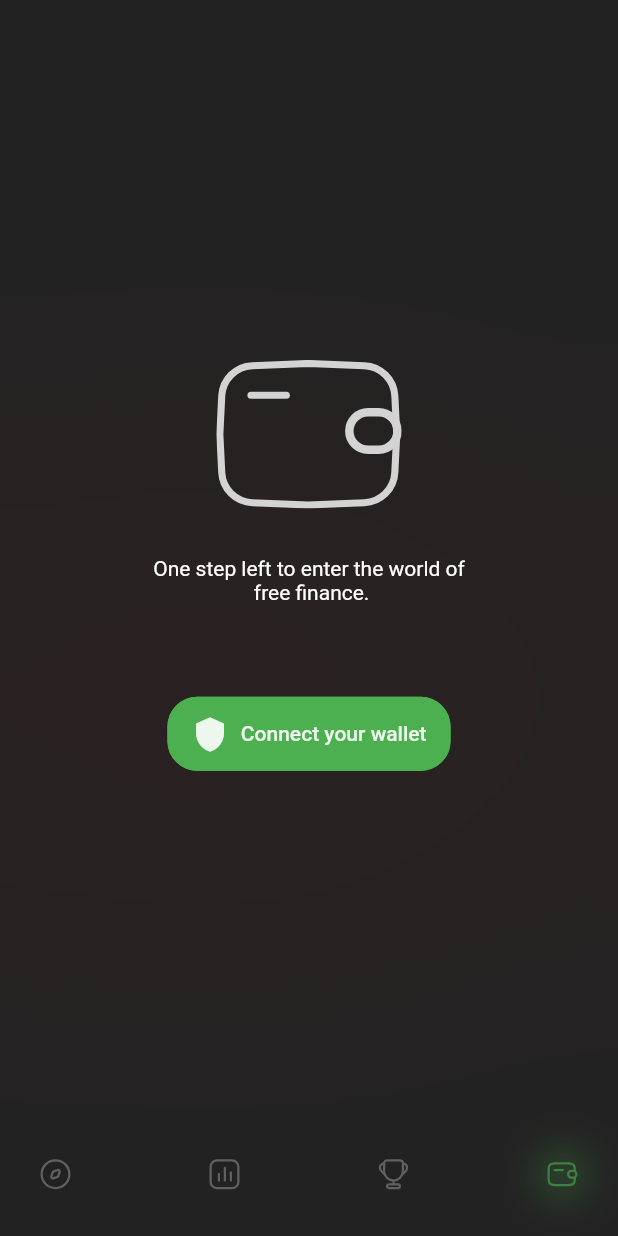
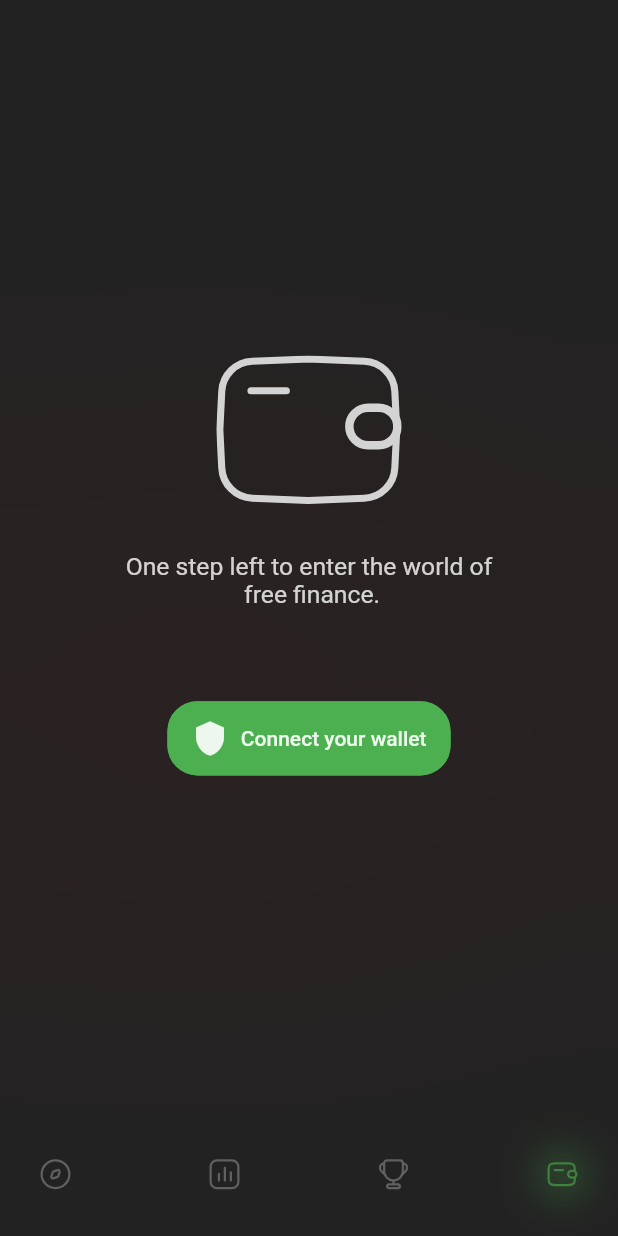
Before and after one commit to alper-mf/nft_tool_app, a Flutter app: the screen it shows after launch, item 4 of the bottom bar chosen, on a phone screen of 412 x 824 dp. Run offline on Flutter 3.47's test engine with Material 2 defaults, Android fonts, the phone set to English and light mode, and no system bars; our stand-ins replace bloc, fl_chart, flutter_bloc, flutter_svg, get, go_router; missing offline and left inert: walletconnect_dart, walletconnect_secure_storage; network calls fail; statements that could not run were skipped.

Commit message:
Removed Unused Imports

```diff
--- a/lib/app/extensions/extension_widgets_scale.dart
+++ b/lib/app/extensions/extension_widgets_scale.dart
@@ -1,5 +1,3 @@
-import 'package:nft_tool_app/app/init/size_config.dart';
-
 /// [horizontalScale] Font size ları ölçeklendirmek için kullanılmakta
 extension WidgetsScale on num {
   // double get horizontalScale => this * (SizeConfig.width / designWith);
--- a/lib/app/theme/text_and_style/connect_my_wallet/wallet_styles.dart
+++ b/lib/app/theme/text_and_style/connect_my_wallet/wallet_styles.dart
@@ -21,7 +21,7 @@ class WalletTextStyles {
 
   static final TextStyle sheetTitle = TextStyle(
     fontSize: SizeConfig.width * .04,
-    color: defaultWhiteColor,
+    color: defaultWhiteColor.withOpacity(0.8),
   );
   static final TextStyle sheetSubtitle = TextStyle(
     fontSize: SizeConfig.width * .03,
--- a/lib/screens/wallet_screen/controller/wallet_controller.dart
+++ b/lib/screens/wallet_screen/controller/wallet_controller.dart
@@ -49,7 +49,7 @@ class WalletController extends GetxController {
   // Create a connector
   Future<void> createConnector() async {
     if (connector == null) {
-      final session = await sessionStorage.getSession();
+      // final session = await sessionStorage.getSession();
 
       // Subscribe to events
       connector?.on('connect', (session) {
--- a/lib/screens/wallet_screen/view/wallet_view.dart
+++ b/lib/screens/wallet_screen/view/wallet_view.dart
@@ -8,6 +8,7 @@ import 'package:nft_tool_app/app/constants/colors.dart';
 import 'package:nft_tool_app/app/constants/padding_const.dart';
 import 'package:nft_tool_app/app/init/size_config.dart';
 import 'package:nft_tool_app/app/theme/colors/colors.dart';
+import 'package:nft_tool_app/app/theme/text_and_style/connect_my_wallet/wallet_styles.dart';
 import 'package:nft_tool_app/app/theme/text_and_style/connect_my_wallet/wallet_texts.dart';
 import 'package:nft_tool_app/screens/wallet_screen/controller/wallet_controller.dart';
 
@@ -36,11 +37,12 @@ class WalletView extends GetView<WalletController> {
                 color: defaultWhiteColor,
               ),
             ),
-            const Padding(
-              padding: EdgeInsets.all(globalPadding),
+            Padding(
+              padding: const EdgeInsets.all(globalPadding),
               child: Text(
                 WalletTexts.walletScreenInitText,
                 textAlign: TextAlign.center,
+                style: WalletTextStyles.sheetTitle,
               ),
             ),
             SizedBox(
--- a/lib/screens/wallet_screen/widget/select_wallet.dart
+++ b/lib/screens/wallet_screen/widget/select_wallet.dart
@@ -1,11 +1,7 @@
-import 'package:flutter/cupertino.dart';
 import 'package:flutter/material.dart';
-import 'package:flutter/widgets.dart';
 import 'package:flutter_svg/svg.dart';
 import 'package:get/get.dart';
-import 'package:nft_tool_app/app/components/button/rounded_button.dart';
 import 'package:nft_tool_app/app/constants/assets_const.dart';
-import 'package:nft_tool_app/app/constants/colors.dart';
 import 'package:nft_tool_app/app/init/size_config.dart';
 import 'package:nft_tool_app/app/model/enums/wallet_enums.dart';
 import 'package:nft_tool_app/app/theme/colors/colors.dart';
```
Also changed, not shown: lib/app/components/bottom_sheet/exhibition_bottom_sheet/widgets/expanded_item.dart (+5 -4 lines), lib/utils/url_scheme_utils.dart (+15 -14 lines).
